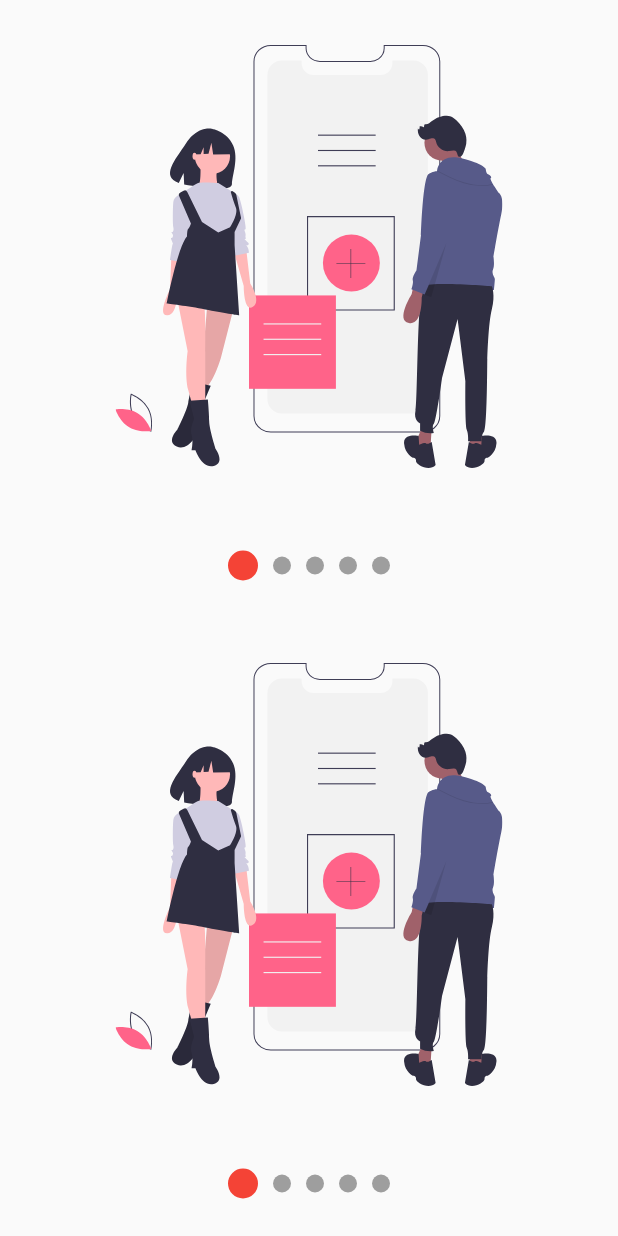
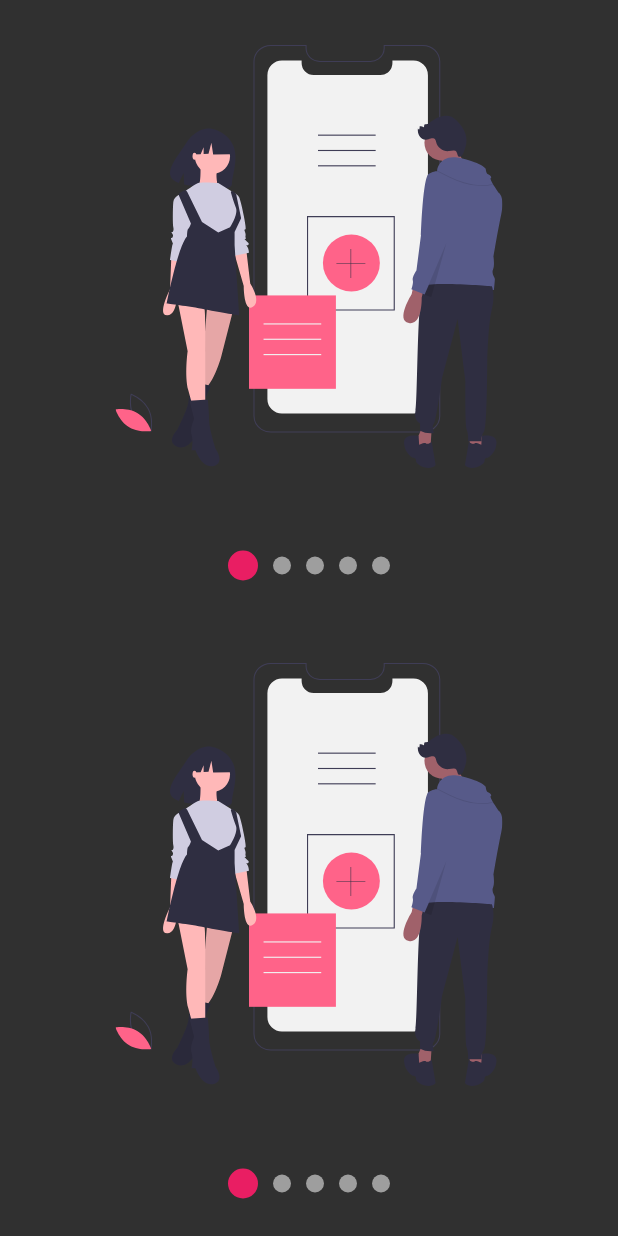
Before and after one commit to daniesquivelc97/disenos_app, a Flutter app: the screen it shows after launch, after a tap on "Slideshow", on a phone screen of 412 x 824 dp. Run offline on Flutter 3.47's test engine with Material 2 defaults, Android fonts, the phone set to English and light mode, and no system bars; our stand-ins replace animate_do, flutter_svg, font_awesome_flutter.

Commit message:
Personalización de temas

```diff
--- a/lib/main.dart
+++ b/lib/main.dart
@@ -5,7 +5,7 @@ import 'package:provider/provider.dart';
 
 void main() => runApp(
       ChangeNotifierProvider(
-        create: (_) => ThemeChanger(),
+        create: (_) => ThemeChanger(2),
         child: MyApp(),
       ),
     );
@@ -13,7 +13,9 @@ void main() => runApp(
 class MyApp extends StatelessWidget {
   @override
   Widget build(BuildContext context) {
+    final currentTheme = Provider.of<ThemeChanger>(context).currentTheme;
     return MaterialApp(
+      theme: currentTheme,
       debugShowCheckedModeBanner: false,
       title: 'Diseños App',
       home: LauncherPage(),
--- a/lib/src/pages/headers_page.dart
+++ b/lib/src/pages/headers_page.dart
@@ -1,11 +1,15 @@
+import 'package:disenos_app/src/theme/theme.dart';
 import 'package:disenos_app/src/widgets/headers.dart';
 import 'package:flutter/material.dart';
+import 'package:provider/provider.dart';
 
 class HeadersPage extends StatelessWidget {
   @override
   Widget build(BuildContext context) {
+    final accentColor =
+        Provider.of<ThemeChanger>(context).currentTheme.colorScheme.secondary;
     return Scaffold(
-      body: HeaderGradient(),
+      body: HeaderGradient(color: accentColor),
     );
   }
 }
--- a/lib/src/pages/launcher_page.dart
+++ b/lib/src/pages/launcher_page.dart
@@ -7,9 +7,11 @@ import 'package:provider/provider.dart';
 class LauncherPage extends StatelessWidget {
   @override
   Widget build(BuildContext context) {
+    final appTheme = Provider.of<ThemeChanger>(context).currentTheme;
     return Scaffold(
       body: Scaffold(
         appBar: AppBar(
+          backgroundColor: appTheme.backgroundColor,
           title: Text('Diseños en Flutter'),
         ),
         drawer: _MenuPrincipal(),
@@ -24,21 +26,22 @@ class _ListaOpciones extends StatelessWidget {
 
   @override
   Widget build(BuildContext context) {
+    final appTheme = Provider.of<ThemeChanger>(context).currentTheme;
     return ListView.separated(
-      physics: BouncingScrollPhysics(),
-      separatorBuilder: (context, index) => const Divider(
-        color: Colors.blue,
+      physics: const BouncingScrollPhysics(),
+      separatorBuilder: (context, index) => Divider(
+        color: appTheme.primaryColorLight,
       ),
       itemCount: pageRoutes.length,
       itemBuilder: (context, index) => ListTile(
         leading: FaIcon(
           pageRoutes[index].icon,
-          color: Colors.blue,
+          color: appTheme.colorScheme.secondary,
         ),
         title: Text(pageRoutes[index].titulo),
-        trailing: const Icon(
+        trailing: Icon(
           Icons.chevron_right,
-          color: Colors.blue,
+          color: appTheme.colorScheme.secondary,
         ),
         onTap: () {
           Navigator.push(
@@ -57,6 +60,7 @@ class _MenuPrincipal extends StatelessWidget {
   @override
   Widget build(BuildContext context) {
     final appTheme = Provider.of<ThemeChanger>(context);
+    final accentrColor = appTheme.currentTheme.colorScheme.secondary;
 
     return Drawer(
       child: Container(
@@ -67,9 +71,9 @@ class _MenuPrincipal extends StatelessWidget {
                 padding: const EdgeInsets.all(10),
                 width: double.infinity,
                 height: 200,
-                child: const CircleAvatar(
-                  backgroundColor: Colors.blue,
-                  child: Text(
+                child: CircleAvatar(
+                  backgroundColor: accentrColor,
+                  child: const Text(
                     'DE',
                     style: TextStyle(
                       fontSize: 50,
@@ -82,14 +86,14 @@ class _MenuPrincipal extends StatelessWidget {
               child: _ListaOpciones(),
             ),
             ListTile(
-              leading: const Icon(
+              leading: Icon(
                 Icons.lightbulb_outline,
-                color: Colors.blue,
+                color: accentrColor,
               ),
               title: const Text('Dark Mode'),
               trailing: Switch.adaptive(
                 value: appTheme.darkTheme,
-                activeColor: Colors.blue,
+                activeColor: accentrColor,
                 onChanged: (value) => appTheme.darkTheme = value,
               ),
             ),
@@ -99,14 +103,14 @@ class _MenuPrincipal extends StatelessWidget {
               left: false,
               right: false,
               child: ListTile(
-                leading: const Icon(
+                leading: Icon(
                   Icons.add_to_home_screen,
-                  color: Colors.blue,
+                  color: accentrColor,
                 ),
                 title: const Text('Custom Theme'),
                 trailing: Switch.adaptive(
                   value: appTheme.customTheme,
-                  activeColor: Colors.blue,
+                  activeColor: accentrColor,
                   onChanged: (value) => appTheme.customTheme = value,
                 ),
               ),
--- a/lib/src/pages/printerest_page.dart
+++ b/lib/src/pages/printerest_page.dart
@@ -1,3 +1,4 @@
+import 'package:disenos_app/src/theme/theme.dart';
 import 'package:disenos_app/src/widgets/printeres_menu.dart';
 import 'package:flutter/material.dart';
 import 'package:flutter_staggered_grid_view/flutter_staggered_grid_view.dart';
@@ -34,6 +35,7 @@ class _PrinterestMenuLocation extends StatelessWidget {
   Widget build(BuildContext context) {
     final widthPantalla = MediaQuery.of(context).size.width;
     final mostrar = Provider.of<_MenuModel>(context).mostrar;
+    final appTheme = Provider.of<ThemeChanger>(context).currentTheme;
     return Positioned(
       bottom: 30,
       child: Container(
@@ -41,6 +43,8 @@ class _PrinterestMenuLocation extends StatelessWidget {
         child: Align(
           child: PrinterestMenu(
             mostrar: mostrar,
+            backgoundColor: appTheme.scaffoldBackgroundColor,
+            activeColor: appTheme.colorScheme.secondary,
             items: [
               PrinteresButton(
                   onPressed: () {
--- a/lib/src/pages/slideshow_page.dart
+++ b/lib/src/pages/slideshow_page.dart
@@ -1,6 +1,8 @@
+import 'package:disenos_app/src/theme/theme.dart';
 import 'package:disenos_app/src/widgets/slideshow.dart';
 import 'package:flutter/material.dart';
 import 'package:flutter_svg/svg.dart';
+import 'package:provider/provider.dart';
 
 class SlideshowPage extends StatelessWidget {
   const SlideshowPage({Key? key}) : super(key: key);
@@ -29,11 +31,14 @@ class MiSlideshow extends StatelessWidget {
 
   @override
   Widget build(BuildContext context) {
+    final appTheme = Provider.of<ThemeChanger>(context);
+    final accentrColor = appTheme.currentTheme.colorScheme.secondary;
     return Slideshow(
       bulletPrimario: 20,
       bulletSecundario: 12,
       // puntosArriba: true,
-      colorPrimario: Colors.red,
+      colorPrimario:
+          appTheme.darkTheme ? accentrColor : const Color(0xffFF5A7E),
       // colorSecundario: Colors.black,
       slides: [
         SvgPicture.asset('assets/svgs/slide-1.svg'),
--- a/lib/src/theme/theme.dart
+++ b/lib/src/theme/theme.dart
@@ -3,19 +3,70 @@ import 'package:flutter/material.dart';
 class ThemeChanger with ChangeNotifier {
   bool _darkTheme = false;
   bool _customTheme = false;
+  ThemeData _currentTheme = ThemeData.light();
 
   bool get darkTheme => _darkTheme;
   bool get customTheme => _customTheme;
+  ThemeData get currentTheme => _currentTheme;
+
+  ThemeChanger(int theme) {
+    switch (theme) {
+      case 1: //light
+        _darkTheme = false;
+        _customTheme = false;
+        _currentTheme = ThemeData.light();
+        break;
+      case 2: //dark
+        _darkTheme = true;
+        _customTheme = false;
+        _currentTheme = ThemeData.dark().copyWith(
+          colorScheme: _currentTheme.colorScheme.copyWith(
+            secondary: Colors.pink,
+          ),
+        );
+        break;
+      case 3: //custom
+        _darkTheme = false;
+        _customTheme = true;
+        break;
+      default:
+        _darkTheme = false;
+        _customTheme = false;
+        _currentTheme = ThemeData.light();
+    }
+  }
 
   set darkTheme(bool value) {
     _customTheme = false;
     _darkTheme = value;
+
+    if (value) {
+      _currentTheme = ThemeData.dark().copyWith(
+        colorScheme: _currentTheme.colorScheme.copyWith(
+          secondary: Colors.pink,
+        ),
+      );
+    } else {
+      _currentTheme = ThemeData.light();
+    }
     notifyListeners();
   }
 
   set customTheme(bool value) {
     _customTheme = value;
     _darkTheme = false;
+
+    if (value) {
+      _currentTheme = ThemeData.dark().copyWith(
+        colorScheme: _currentTheme.colorScheme.copyWith(
+          secondary: const Color(0xff48A0EB),
+          primary: Colors.white,
+          background: const Color(0xff16202B),
+        ),
+      );
+    } else {
+      _currentTheme = ThemeData.light();
+    }
     notifyListeners();
   }
 }
```
Also changed, not shown: lib/src/pages/graficas_circulares_page.dart (+7 -4 lines), lib/src/pages/slider_list_page.dart (+18 -9 lines), lib/src/widgets/headers.dart (+25 -16 lines), 1 other file.
